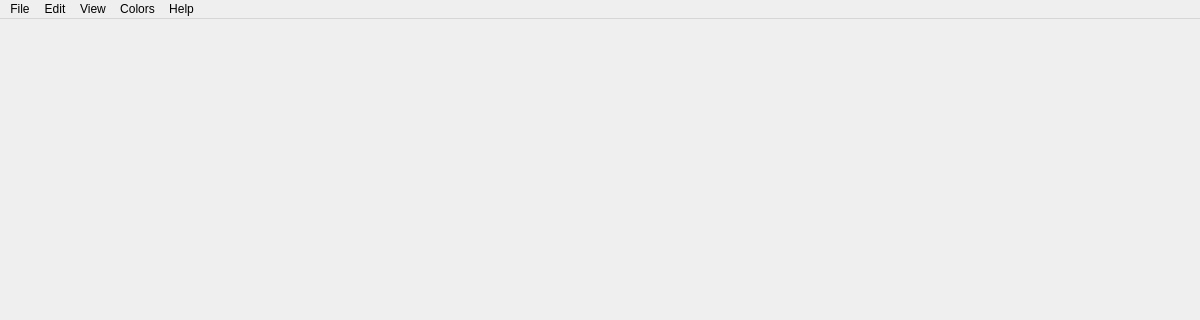
This is source/mainwindow.ui in pionere/d1-hero-planner as Qt 5 draws it before an edit; both pictures show x 0 to 1200 and y 0 to 320 of the 1200 by 820 pixel window. The edited form follows.
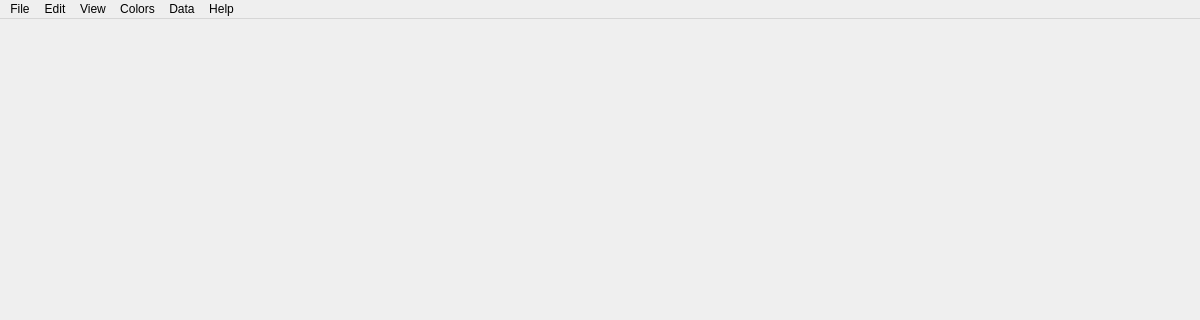
This is the edited form.

What changed in the file:
```diff
--- a/source/mainwindow.ui
+++ b/source/mainwindow.ui
@@ -160,6 +160,15 @@
     <addaction name="menuTrnBase"/>
     <addaction name="menuTrnUnique"/>
    </widget>
+   <widget class="QMenu" name="menuData">
+    <property name="title">
+     <string>Data</string>
+    </property>
+    <property name="toolTipsVisible">
+     <bool>true</bool>
+    </property>
+    <addaction name="actionItems"/>
+   </widget>
    <widget class="QMenu" name="menuEdit">
     <property name="title">
      <string>Edit</string>
@@ -176,6 +185,7 @@
    <addaction name="menuEdit"/>
    <addaction name="menuView"/>
    <addaction name="menuColors"/>
+   <addaction name="menuData"/>
    <addaction name="menuHelp"/>
   </widget>
   <widget class="QStatusBar" name="statusBar">
```
Left out of the diff: 8 changed lines with no effect on the pictures.
